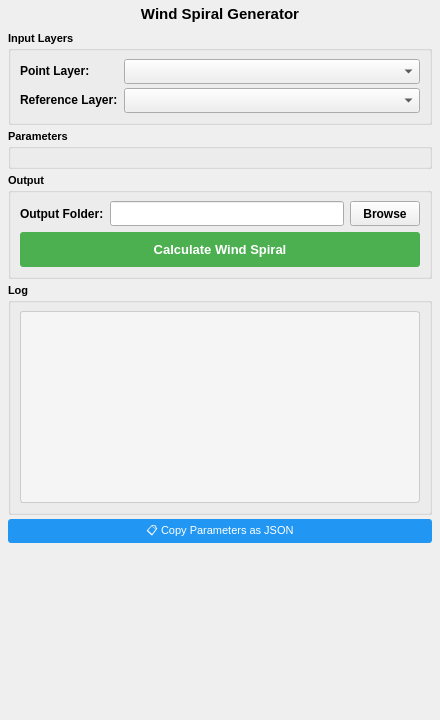
Old version of the form Q_Pansopy/ui/utilities/qpansopy_wind_spiral_dockwidget.ui in the repository FLYGHT7/qpansopy.
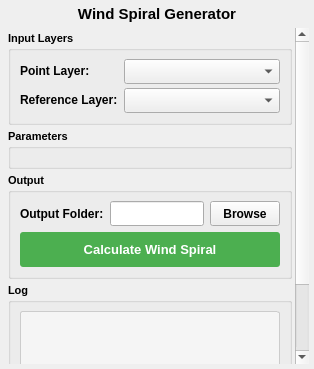
New version of the form. Custom widgets are drawn as their Qt base class.

Commit message: Refactor dock widget minimum sizes and remove unnecessary constraints

What changed in the file:
```diff
--- a/Q_Pansopy/ui/utilities/qpansopy_wind_spiral_dockwidget.ui
+++ b/Q_Pansopy/ui/utilities/qpansopy_wind_spiral_dockwidget.ui
@@ -2,24 +2,16 @@
 <ui version="4.0">
  <class>QPANSOPYWindSpiralDockWidgetBase</class>
  <widget class="QDockWidget" name="QPANSOPYWindSpiralDockWidgetBase">
-  <property name="geometry">
-   <rect>
-    <x>0</x>
-    <y>0</y>
-    <width>440</width>
-    <height>720</height>
-   </rect>
-  </property>
   <property name="minimumSize">
    <size>
-    <width>420</width>
-    <height>650</height>
+    <width>250</width>
+    <height>200</height>
    </size>
   </property>
-    <property name="minimumSize">
+  <property name="maximumSize">
      <size>
-        <width>0</width>
-        <height>0</height>
+    <width>16777215</width>
+    <height>16777215</height>
      </size>
     </property>
   <property name="windowTitle">
```
Lines whose indentation alone changed are shown as unchanged. The commit also changes 12 other files.
